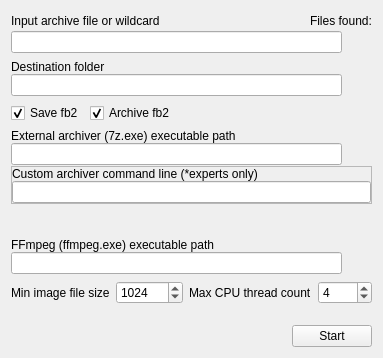
First picture: the form in src/home/tool/fb2cut/MainWindow.ui, repository heimdallr/books, before the edit.
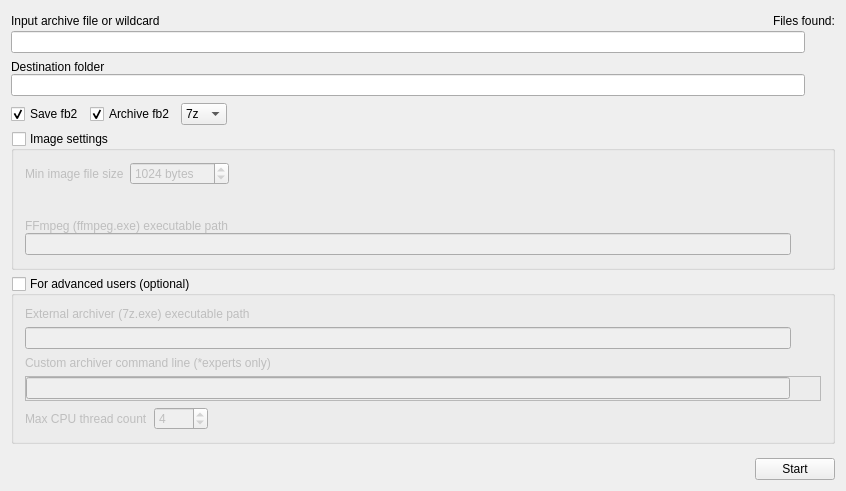
Second picture: the form after the edit. Icons and pictures are not drawn.

Patch:
```diff
--- a/src/home/tool/fb2cut/MainWindow.ui
+++ b/src/home/tool/fb2cut/MainWindow.ui
@@ -6,8 +6,8 @@
    <rect>
     <x>0</x>
     <y>0</y>
-    <width>369</width>
-    <height>358</height>
+    <width>846</width>
+    <height>491</height>
    </rect>
   </property>
   <property name="sizePolicy">
@@ -20,7 +20,7 @@
    <string>fb2cut - fb2 libraries zip archive repacker</string>
   </property>
   <widget class="QWidget" name="centralWidget">
-   <layout class="QVBoxLayout" name="verticalLayout_5">
+   <layout class="QVBoxLayout" name="verticalLayout_7">
     <item>
      <layout class="QVBoxLayout" name="_2">
       <property name="spacing">
@@ -140,6 +140,20 @@
         </property>
        </widget>
       </item>
+      <item>
+       <widget class="QComboBox" name="format">
+        <item>
+         <property name="text">
+          <string notr="true">7z</string>
+         </property>
+        </item>
+        <item>
+         <property name="text">
+          <string notr="true">zip</string>
+         </property>
+        </item>
+       </widget>
+      </item>
       <item>
        <spacer name="horizontalSpacer_3">
         <property name="orientation">
@@ -156,75 +170,61 @@
      </layout>
     </item>
     <item>
-     <layout class="QVBoxLayout" name="_10">
-      <property name="spacing">
-       <number>0</number>
+     <widget class="QGroupBox" name="imageSettingsGroupBox">
+      <property name="title">
+       <string>Image settings</string>
       </property>
-      <item>
-       <widget class="QLabel" name="label_3">
-        <property name="text">
-         <string>External archiver (7z.exe) executable path</string>
-        </property>
-       </widget>
-      </item>
-      <item>
-       <layout class="QHBoxLayout" name="_11">
-        <item>
-         <widget class="QLineEdit" name="editExternalArchiver"/>
-        </item>
-        <item>
-         <widget class="QToolButton" name="btnExternalArchiver">
-          <property name="text">
-           <string notr="true"/>
-          </property>
-          <property name="icon">
-           <iconset resource="resources/fb2cut.qrc">
-            <normaloff>:/icons/exe.png</normaloff>:/icons/exe.png</iconset>
-          </property>
-          <property name="autoRaise">
+      <property name="checkable">
            <bool>true</bool>
           </property>
-         </widget>
-        </item>
-       </layout>
-      </item>
-      <item>
-       <widget class="QFrame" name="archiveOptionsFrame">
-        <property name="frameShape">
-         <enum>QFrame::StyledPanel</enum>
-        </property>
-        <property name="frameShadow">
-         <enum>QFrame::Raised</enum>
-        </property>
-        <layout class="QVBoxLayout" name="verticalLayout_4">
-         <property name="spacing">
-          <number>0</number>
-         </property>
-         <property name="leftMargin">
-          <number>0</number>
-         </property>
-         <property name="topMargin">
-          <number>0</number>
-         </property>
-         <property name="rightMargin">
-          <number>0</number>
-         </property>
-         <property name="bottomMargin">
-          <number>0</number>
-         </property>
+      <property name="checked">
+       <bool>false</bool>
+      </property>
+      <layout class="QVBoxLayout" name="verticalLayout_6">
          <item>
-          <widget class="QLabel" name="label_5">
+        <layout class="QHBoxLayout" name="_9">
+         <item>
+          <widget class="QLabel" name="label">
            <property name="text">
-            <string>Custom archiver command line (*experts only)</string>
+            <string>Min image file size</string>
            </property>
           </widget>
          </item>
          <item>
-          <widget class="QLineEdit" name="editArchiverCommandLine"/>
-         </item>
-        </layout>
-       </widget>
-      </item>
+          <widget class="QSpinBox" name="minImageFileSize">
+           <property name="sizePolicy">
+            <sizepolicy hsizetype="Preferred" vsizetype="Fixed">
+             <horstretch>0</horstretch>
+             <verstretch>0</verstretch>
+            </sizepolicy>
+           </property>
+           <property name="specialValueText">
+            <string/>
+           </property>
+           <property name="suffix">
+            <string> bytes</string>
+           </property>
+           <property name="maximum">
+            <number>1000000000</number>
+           </property>
+           <property name="value">
+            <number>1024</number>
+           </property>
+          </widget>
+         </item>
+         <item>
+          <spacer name="horizontalSpacer_4">
+           <property name="orientation">
+            <enum>Qt::Orientation::Horizontal</enum>
+           </property>
+           <property name="sizeHint" stdset="0">
+            <size>
+             <width>40</width>
+             <height>20</height>
+            </size>
+           </property>
+          </spacer>
+         </item>
      </layout>
     </item>
     <item>
@@ -290,25 +290,103 @@
       </item>
      </layout>
     </item>
+      </layout>
+     </widget>
+    </item>
     <item>
-     <layout class="QHBoxLayout" name="_9">
+     <widget class="QGroupBox" name="exterarnalArchiverGroupBox">
+      <property name="title">
+       <string>For advanced users (optional)</string>
+      </property>
+      <property name="checkable">
+       <bool>true</bool>
+      </property>
+      <property name="checked">
+       <bool>false</bool>
+      </property>
+      <layout class="QVBoxLayout" name="verticalLayout_5">
       <item>
-       <widget class="QLabel" name="label">
+        <widget class="QLabel" name="label_3">
         <property name="text">
-         <string>Min image file size</string>
+          <string>External archiver (7z.exe) executable path</string>
         </property>
        </widget>
       </item>
       <item>
-       <widget class="QSpinBox" name="minImageFileSize">
-        <property name="maximum">
-         <number>1000000000</number>
-        </property>
-        <property name="value">
-         <number>1024</number>
-        </property>
-       </widget>
-      </item>
+        <layout class="QHBoxLayout" name="_11">
+         <item>
+          <widget class="QLineEdit" name="editExternalArchiver"/>
+         </item>
+         <item>
+          <widget class="QToolButton" name="btnExternalArchiver">
+           <property name="text">
+            <string notr="true"/>
+           </property>
+           <property name="icon">
+            <iconset resource="resources/fb2cut.qrc">
+             <normaloff>:/icons/exe.png</normaloff>:/icons/exe.png</iconset>
+           </property>
+           <property name="autoRaise">
+            <bool>true</bool>
+           </property>
+          </widget>
+         </item>
+        </layout>
+       </item>
+       <item>
+        <widget class="QLabel" name="label_5">
+         <property name="text">
+          <string>Custom archiver command line (*experts only)</string>
+         </property>
+        </widget>
+       </item>
+       <item>
+        <widget class="QFrame" name="archiveOptionsFrame">
+         <property name="frameShape">
+          <enum>QFrame::Shape::StyledPanel</enum>
+         </property>
+         <property name="frameShadow">
+          <enum>QFrame::Shadow::Raised</enum>
+         </property>
+         <layout class="QVBoxLayout" name="verticalLayout_4">
+          <property name="spacing">
+           <number>0</number>
+          </property>
+          <property name="leftMargin">
+           <number>0</number>
+          </property>
+          <property name="topMargin">
+           <number>0</number>
+          </property>
+          <property name="rightMargin">
+           <number>0</number>
+          </property>
+          <property name="bottomMargin">
+           <number>0</number>
+          </property>
+          <item>
+           <layout class="QHBoxLayout" name="horizontalLayout_3">
+            <item>
+             <widget class="QLineEdit" name="editArchiverCommandLine"/>
+            </item>
+            <item>
+             <widget class="QToolButton" name="btnDefaultArgs">
+              <property name="icon">
+               <iconset resource="resources/fb2cut.qrc">
+                <normaloff>:/icons/set_default.png</normaloff>:/icons/set_default.png</iconset>
+              </property>
+              <property name="autoRaise">
+               <bool>true</bool>
+              </property>
+             </widget>
+            </item>
+           </layout>
+          </item>
+         </layout>
+        </widget>
+       </item>
+       <item>
+        <layout class="QHBoxLayout" name="horizontalLayout_2">
       <item>
        <widget class="QLabel" name="label_2">
         <property name="text">
@@ -330,9 +408,9 @@
        </widget>
       </item>
       <item>
-       <spacer name="horizontalSpacer_4">
+          <spacer name="horizontalSpacer_5">
         <property name="orientation">
-         <enum>Qt::Horizontal</enum>
+            <enum>Qt::Orientation::Horizontal</enum>
         </property>
         <property name="sizeHint" stdset="0">
          <size>
@@ -343,6 +421,9 @@
        </spacer>
       </item>
      </layout>
+       </item>
+      </layout>
+     </widget>
     </item>
     <item>
      <spacer name="verticalSpacer">
```
Left out of the diff: 36 changed lines with no effect on the pictures. Lines whose indentation alone changed are shown as unchanged.
